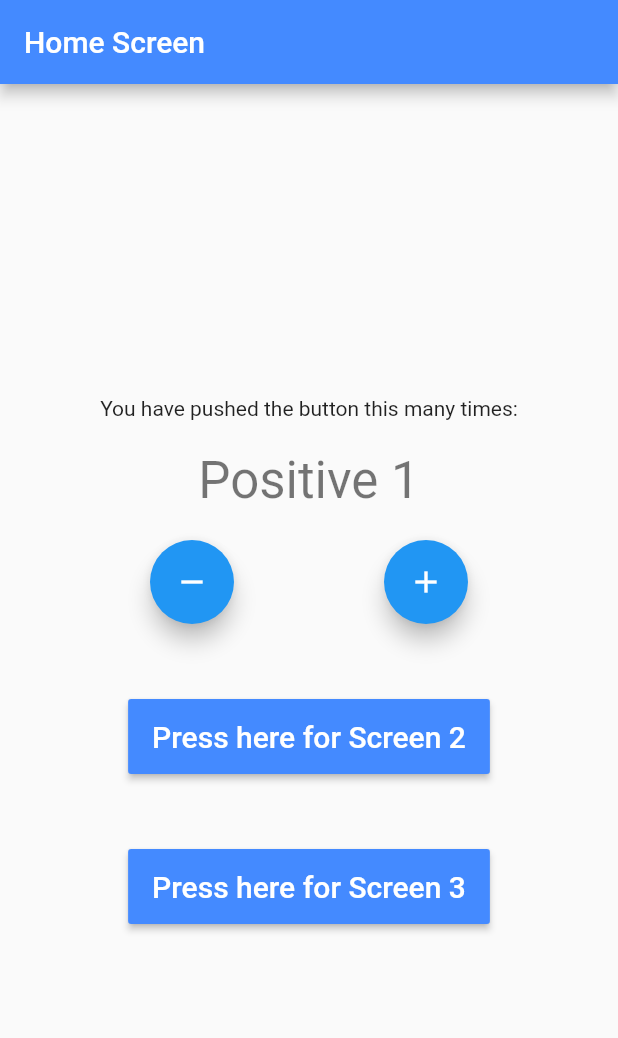
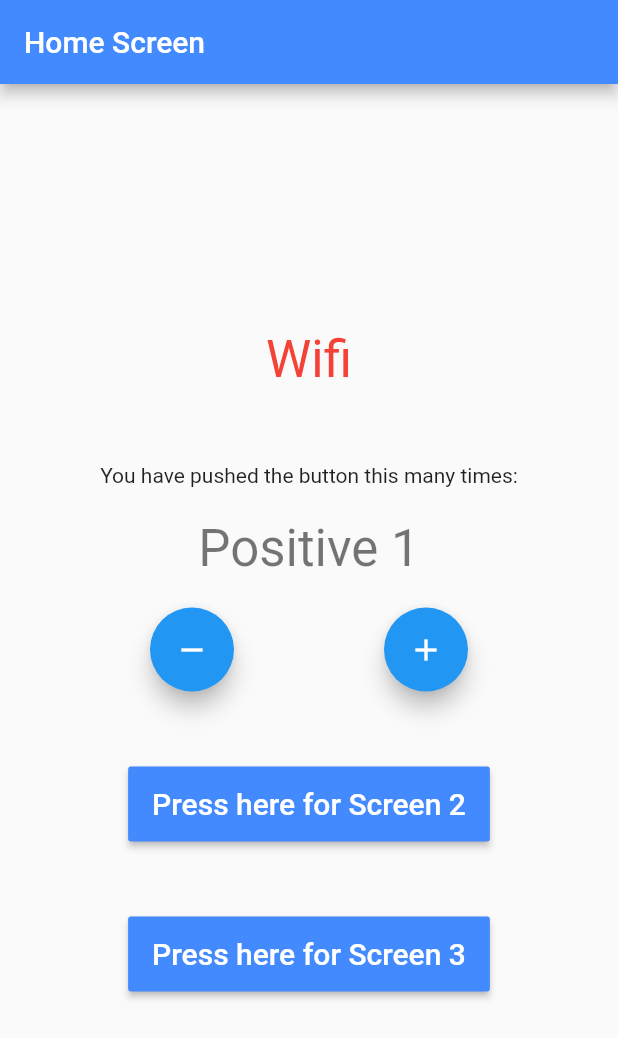
Before and after one commit to matatoMatata94/bloc_practice, a Flutter app: the screen it shows after launch, on a phone screen of 412 x 824 dp. Shown: the top 1038 px of the screen. Run offline on Flutter 3.47's test engine with Material 2 defaults, Android fonts, the phone set to English and light mode, and no system bars; our stand-ins replace bloc, connectivity_plus, equatable, flutter_bloc.

Commit message:
Made some little changes
A Text Widget shows the connection type

```diff
--- a/lib/ui/screens/home_screen.dart
+++ b/lib/ui/screens/home_screen.dart
@@ -38,6 +38,45 @@ class _HomeScreenState extends State<HomeScreen> {
           child: Column(
             mainAxisAlignment: MainAxisAlignment.center,
             children: <Widget>[
+              BlocBuilder<InternetCubit, InternetState>(
+                  builder: ((context, state) {
+                if (state is InternetConnected &&
+                    state.connectionType == ConnectionType.wifi) {
+                  return Text(
+                    'Wifi',
+                    style: Theme.of(context)
+                        .textTheme
+                        .headline4!
+                        .copyWith(color: Colors.red),
+                  );
+                } else if (state is InternetConnected &&
+                    state.connectionType == ConnectionType.mobile) {
+                  return Text(
+                    'Mobile',
+                    style: Theme.of(context)
+                        .textTheme
+                        .headline4!
+                        .copyWith(color: Colors.red),
+                  );
+                } else if (state is InternetDisconnected) {
+                  return Text(
+                    'Disconnected',
+                    style: Theme.of(context)
+                        .textTheme
+                        .headline4!
+                        .copyWith(color: Colors.red),
+                  );
+                } else {
+                  return Text(
+                    'Unknown Type of Connection',
+                    style: Theme.of(context)
+                        .textTheme
+                        .headline4!
+                        .copyWith(color: Colors.red),
+                  );
+                }
+              })),
+              const SizedBox(height: 50),
               const Text(
                 'You have pushed the button this many times:',
               ),
--- a/lib/ui/screens/second_screen.dart
+++ b/lib/ui/screens/second_screen.dart
@@ -1,4 +1,6 @@
 import 'package:bloc_practice/brain/cubit/counter_cubit.dart';
+import 'package:bloc_practice/brain/cubit/internet_cubit.dart';
+import 'package:bloc_practice/constants/enum.dart';
 import 'package:bloc_practice/ui/screens/third_screen.dart';
 import 'package:flutter/material.dart';
 import 'package:flutter_bloc/flutter_bloc.dart';
```
Also changed, not shown: 1 other file.
